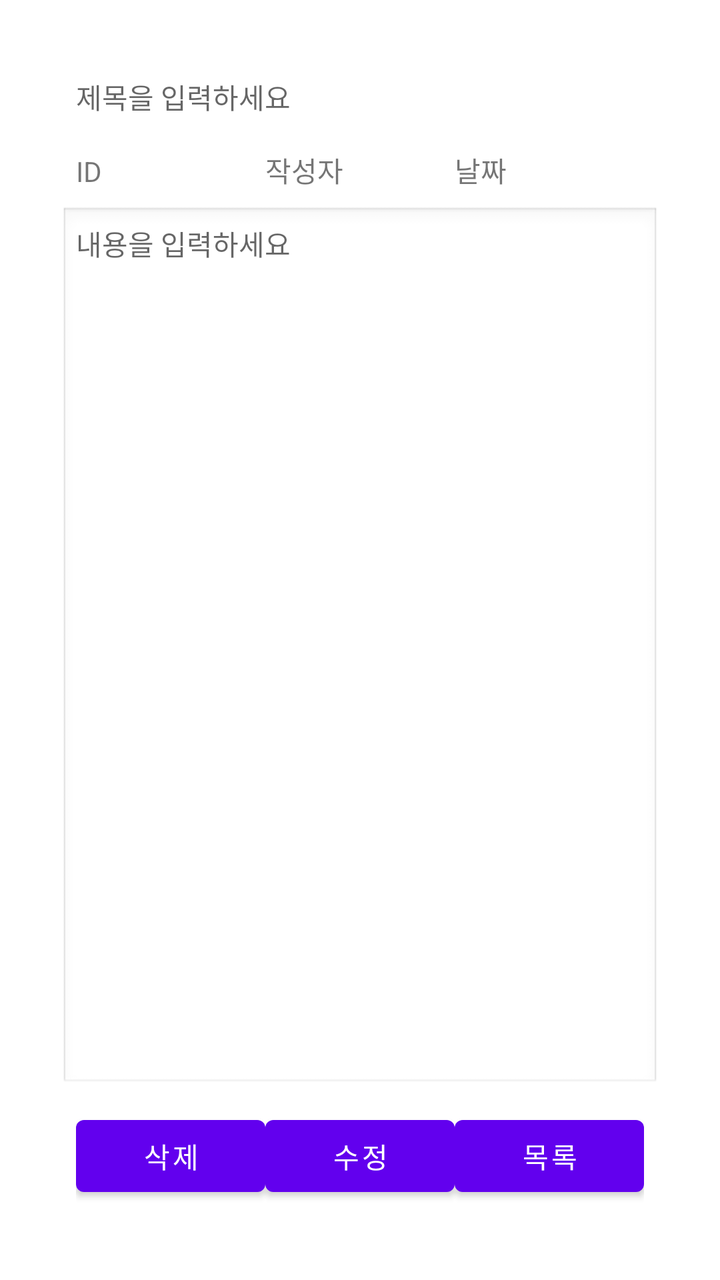
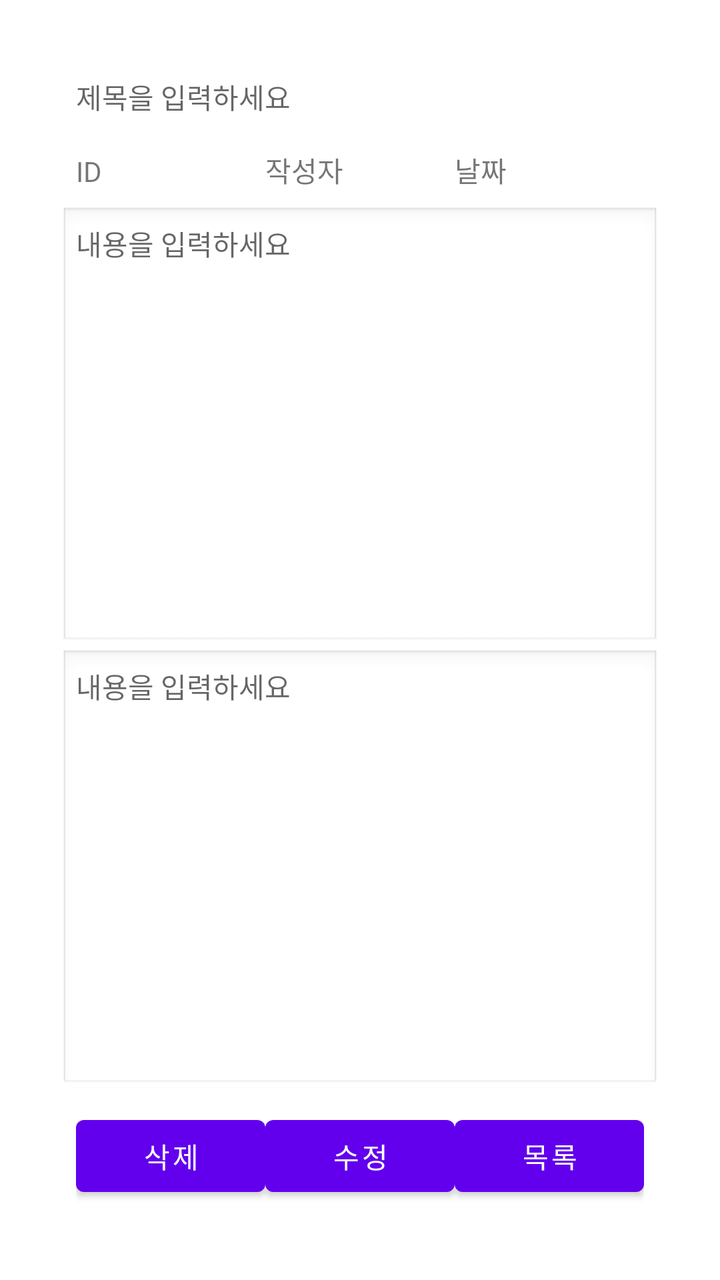

An Android layout rendered at two revisions. The XML below is the earlier revision; the diff shows what the commit changed to produce the second picture.
<!-- AndroidManifest.xml: application theme Theme.ReportView_003 -->
<!-- res/layout/qna_detail_main.xml -->
<?xml version="1.0" encoding="utf-8"?>
<androidx.constraintlayout.widget.ConstraintLayout xmlns:android="http://schemas.android.com/apk/res/android"
    android:layout_width="match_parent"
    android:layout_height="match_parent"
    android:padding="30dp"
    xmlns:app="http://schemas.android.com/apk/res-auto">

    
    <TextView
        android:id="@+id/qna_title"
        android:layout_width="0dp"
        android:layout_height="wrap_content"
        android:hint="제목을 입력하세요"
        app:layout_constraintStart_toStartOf="parent"
        app:layout_constraintEnd_toEndOf="parent"
        app:layout_constraintTop_toTopOf="parent"
        android:padding="8dp" />

    
    <LinearLayout
        android:id="@+id/qna_info_box"
        android:layout_width="0dp"
        android:layout_height="wrap_content"
        android:orientation="horizontal"
        app:layout_constraintStart_toStartOf="parent"
        app:layout_constraintEnd_toEndOf="parent"
        app:layout_constraintTop_toBottomOf="@id/qna_title"
        android:padding="8dp">

        <TextView
            android:id="@+id/qna_id"
            android:layout_width="0dp"
            android:layout_weight="1"
            android:layout_height="wrap_content"
            android:text="ID"
            android:textSize="14sp" />

        <TextView
            android:id="@+id/qna_user"
            android:layout_width="0dp"
            android:layout_weight="1"
            android:layout_height="wrap_content"
            android:text="작성자"
            android:textSize="14sp" />

        <TextView
            android:id="@+id/qna_date"
            android:layout_width="0dp"
            android:layout_weight="1"
            android:layout_height="wrap_content"
            android:text="날짜"
            android:textSize="14sp" />
    </LinearLayout>

    
    <TextView
        android:id="@+id/qna_input_text"
        android:layout_width="0dp"
        android:layout_height="0dp"
        android:hint="내용을 입력하세요"
        android:gravity="top"
        android:padding="8dp"
        android:background="@android:drawable/edit_text"
        app:layout_constraintStart_toStartOf="parent"
        app:layout_constraintEnd_toEndOf="parent"
        app:layout_constraintTop_toBottomOf="@id/qna_info_box"
        app:layout_constraintBottom_toTopOf="@id/qna_button_box" />

    
    <LinearLayout
        android:id="@+id/qna_button_box"
        android:layout_width="0dp"
        android:layout_height="wrap_content"
        android:orientation="horizontal"
        app:layout_constraintStart_toStartOf="parent"
        app:layout_constraintEnd_toEndOf="parent"
        app:layout_constraintBottom_toBottomOf="parent"
        android:padding="8dp">

        <Button
            android:id="@+id/qna_delete_button"
            android:layout_width="0dp"
            android:layout_weight="1"
            android:layout_height="wrap_content"
            android:text="삭제" />

        <Button
            android:id="@+id/qna_edit_button"
            android:layout_width="0dp"
            android:layout_weight="1"
            android:layout_height="wrap_content"
            android:text="수정" />

        <Button
            android:id="@+id/qna_list_button"
            android:layout_width="0dp"
            android:layout_weight="1"
            android:layout_height="wrap_content"
            android:text="목록" />
    </LinearLayout>

</androidx.constraintlayout.widget.ConstraintLayout>
<!-- resources referenced by this layout -->
<resources>
  <style name="Theme.ReportView_003" parent="Theme.MaterialComponents.DayNight.NoActionBar">
          
          <item name="colorPrimary">@color/purple_500</item>
          <item name="colorPrimaryVariant">@color/purple_700</item>
          <item name="colorOnPrimary">@color/white</item>
          
          <item name="colorSecondary">@color/teal_200</item>
          <item name="colorSecondaryVariant">@color/teal_700</item>
          <item name="colorOnSecondary">@color/black</item>
          
          <item name="android:statusBarColor">?attr/colorPrimaryVariant</item>
          
      </style>
  <color name="purple_500">#FF6200EE</color>
  <color name="purple_700">#FF3700B3</color>
  <color name="white">#FFFFFFFF</color>
  <color name="teal_200">#FF03DAC5</color>
  <color name="teal_700">#FF018786</color>
  <color name="black">#FF000000</color>
</resources>

<!-- the commit's change to res/layout/qna_detail_main.xml (unified diff, before → after) -->
@@ -64,6 +64,19 @@
         app:layout_constraintStart_toStartOf="parent"
         app:layout_constraintEnd_toEndOf="parent"
         app:layout_constraintTop_toBottomOf="@id/qna_info_box"
+        app:layout_constraintBottom_toTopOf="@id/qna_comment" />
+
+    <TextView
+        android:id="@+id/qna_comment"
+        android:layout_width="0dp"
+        android:layout_height="0dp"
+        android:hint="내용을 입력하세요"
+        android:gravity="top"
+        android:padding="8dp"
+        android:background="@android:drawable/edit_text"
+        app:layout_constraintStart_toStartOf="parent"
+        app:layout_constraintEnd_toEndOf="parent"
+        app:layout_constraintTop_toBottomOf="@id/qna_input_text"
         app:layout_constraintBottom_toTopOf="@id/qna_button_box" />
 
     
